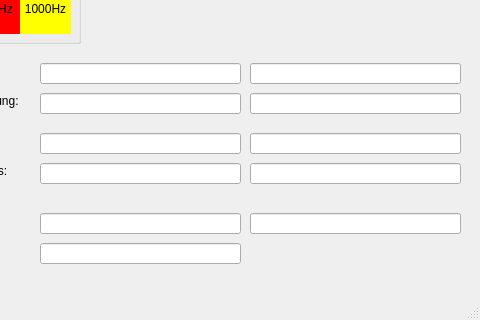
Before: the Qt Designer form examples/pyzusidisplay/form.ui in jokey2k/pyzusi3, drawn with Qt 5; both pictures show x 110 to 590 and y 377 to 697 of the 590 by 697 pixel window.
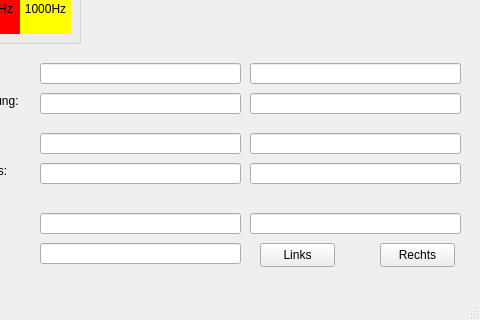
After: the same form once the commit is applied.

Commit message: Door left/right button for example app

```diff
--- a/examples/pyzusidisplay/form.ui
+++ b/examples/pyzusidisplay/form.ui
@@ -756,6 +756,32 @@
      <bool>true</bool>
     </property>
    </widget>
+   <widget class="QPushButton" name="tueren_links">
+    <property name="geometry">
+     <rect>
+      <x>370</x>
+      <y>620</y>
+      <width>75</width>
+      <height>24</height>
+     </rect>
+    </property>
+    <property name="text">
+     <string>Links</string>
+    </property>
+   </widget>
+   <widget class="QPushButton" name="tueren_rechts">
+    <property name="geometry">
+     <rect>
+      <x>490</x>
+      <y>620</y>
+      <width>75</width>
+      <height>24</height>
+     </rect>
+    </property>
+    <property name="text">
+     <string>Rechts</string>
+    </property>
+   </widget>
   </widget>
   <widget class="QMenuBar" name="menubar">
    <property name="geometry">
```
The commit also changes 2 other files.
